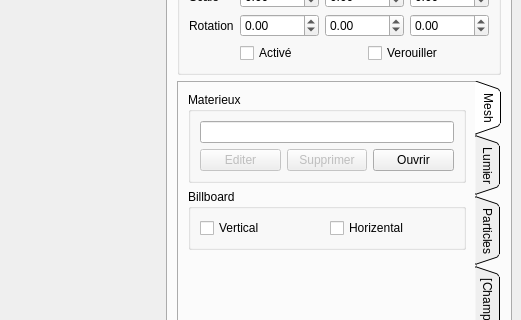
Old version of the form sources/interface.ui in the repository b4n92uid/theball-editor; both pictures show x 279 to 800 and y 164 to 484 of the 800 by 600 pixel window.
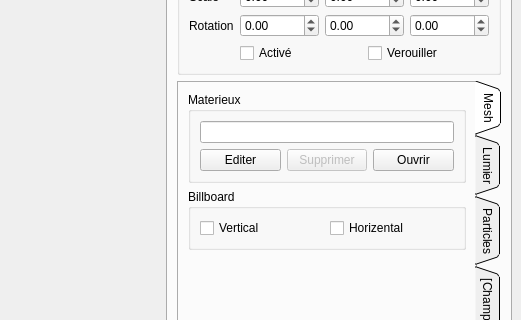
New version of the form. Icons and pictures are not drawn. Custom widgets are drawn as their Qt base class.

Commit message: Enable static view on start and improving open material file procedure

Diff of the .ui file:
```diff
--- a/sources/interface.ui
+++ b/sources/interface.ui
@@ -422,9 +422,6 @@
                 <layout class="QHBoxLayout" name="horizontalLayout_24">
                  <item>
                   <widget class="QPushButton" name="node_mesh_editmat">
-                   <property name="enabled">
-                    <bool>false</bool>
-                   </property>
                    <property name="text">
                     <string>Editer</string>
                    </property>
```
Left out of the diff: 2 changed lines with no effect on the pictures. The commit also changes 2 other files.
